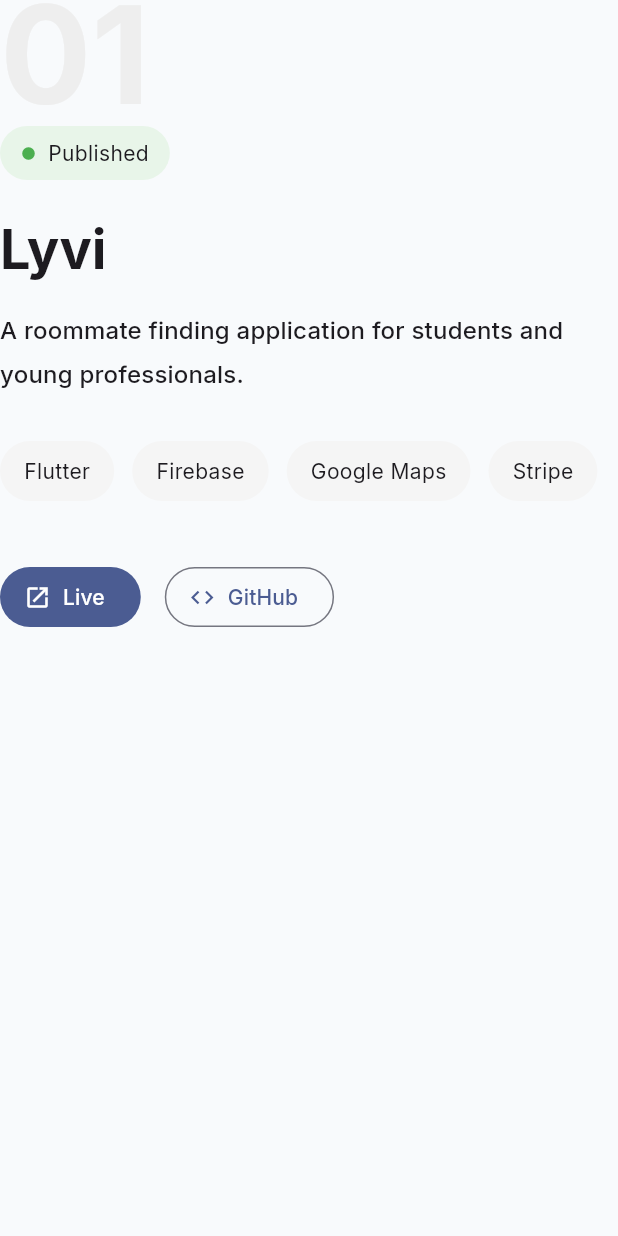
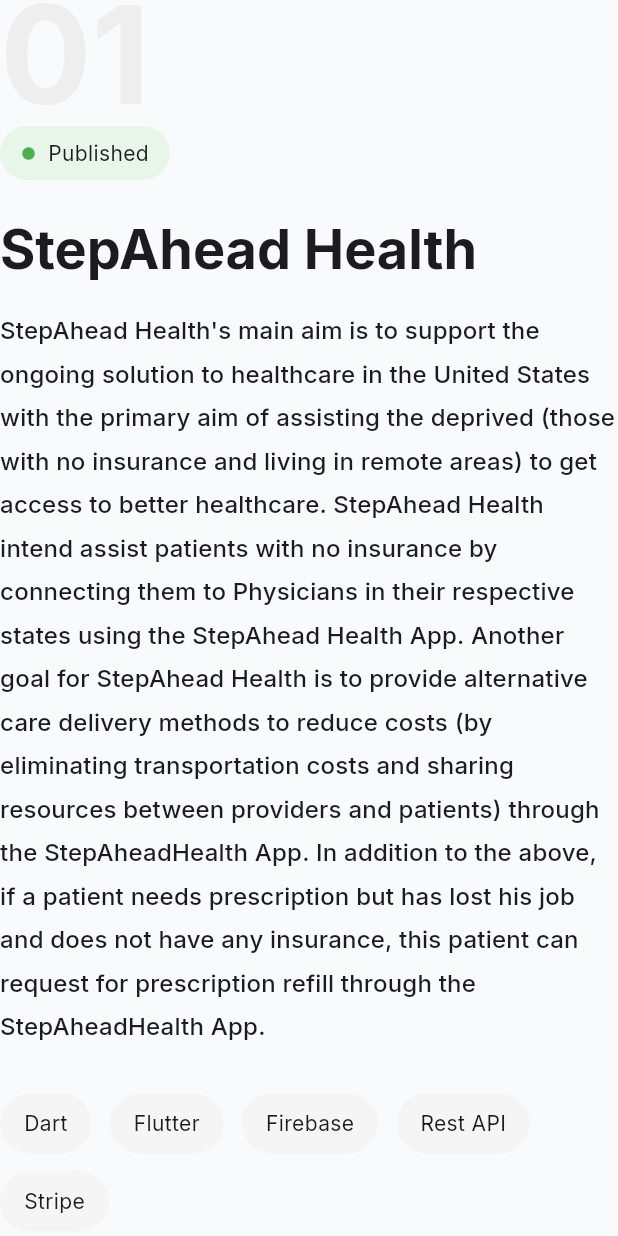
Before and after one commit to Dev-SohelRana/sohelrana-portfolio, a Flutter app: the _ProjectContent widget shown alone on an empty page, opened directly with sample values from the repository, on a phone screen of 412 x 824 dp. Run offline on Flutter 3.47's test engine with Material 3 defaults, Android fonts, the phone set to English and light mode, and no system bars; our stand-ins replace cached_network_image, google_fonts; missing offline and left inert: dart:html; network calls fail.

Commit message:
update project

```diff
--- a/lib/constants/experience_data.dart
+++ b/lib/constants/experience_data.dart
@@ -14,7 +14,7 @@
     ExperienceModel(
       position: "Flutter Developer Intern",
       company: "CodeCell Limited",
-      duration: "September 2024 - March 2025",
+      duration: "October 2024 - March 2025",
       description:
           "Developed production-ready mobile applications for international clients using Flutter, REST APIs, Google Maps, Stripe and Firebase.",
     ),
--- a/lib/constants/project_data.dart
+++ b/lib/constants/project_data.dart
@@ -6,54 +6,58 @@
   static const projects = [
     ProjectModel(
       number: "01",
-
-      title: "Lyvi",
-
+      title: "StepAhead Health",
       published: true,
-
-      screenshots: [AppImages.lovewell, AppImages.lovewell, AppImages.lovewell],
-      // published: true,
-      // number: "01",
-      playStoreUrl: '',
-      appStoreUrl: "",
-      // title: "Lyvi",
+      screenshots: [
+        AppImages.stepAhead,
+        AppImages.stepAheadGoogle,
+        AppImages.stepAheadApple,
+      ],
+      playStoreUrl:
+          'https://play.google.com/store/apps/details?id=com.stepaheadhealth.app&pcampaignid=web_share',
+      appStoreUrl:
+          "https://apps.apple.com/us/app/stepahead-health/id6444579218",
       description:
-          "A roommate finding application for students and young professionals.",
-      // image: AppImages.lovewell,
-      technologies: ["Flutter", "Firebase", "Google Maps", "Stripe"],
-      githubUrl: "",
+          "StepAhead Health's main aim is to support the ongoing solution to healthcare in the United States with the primary aim of assisting the deprived (those with no insurance and living in remote areas) to get access to better healthcare. StepAhead Health intend assist patients with no insurance by connecting them to Physicians in their respective states using the StepAhead Health App. Another goal for StepAhead Health is to provide alternative care delivery methods to reduce costs (by eliminating transportation costs and sharing resources between providers and patients) through the StepAheadHealth App. In addition to the above, if a patient needs prescription but has lost his job and does not have any insurance, this patient can request for prescription refill through the StepAheadHealth App.",
+      technologies: ["Dart", "Flutter", "Firebase", "Rest API", "Stripe"],
+      // githubUrl: "",
     ),
 
     ProjectModel(
       published: true,
       number: "02",
-      playStoreUrl: '',
-      appStoreUrl: "",
-      title: "JackJaron",
+      playStoreUrl:
+          'https://play.google.com/store/apps/details?id=com.app.randomhabit',
+      appStoreUrl: "https://apps.apple.com/us/app/random-habit/id6759515256",
+      title: "Random Habit",
       description:
-          "Fitness tracking application with Google Maps and route management.",
+          "Random Habit is a unique habit-building app designed around how your brain actually creates lasting change. Instead of fixed schedules and streaks, it uses random reminders to help you complete one small action at a time, making habits easier to build and maintain. Whether you want to improve your fitness, mindfulness, confidence, or daily routines, Random Habit helps you create meaningful, long-term behaviour change—without guilt, pressure, or subscriptions. One small step, repeated consistently, can transform your life.",
+      screenshots: [
+        AppImages.randomHabit,
+        AppImages.randomHabitGoogle,
+        AppImages.randomHabitApple,
+      ],
 
-      // image: AppImages.lovewell,
-      screenshots: [AppImages.lovewell, AppImages.lovewell, AppImages.lovewell],
-
-      technologies: ["Flutter", "Google Maps", "REST API"],
-      githubUrl: "",
+      technologies: ["Flutter", "Firebase", "REST API"],
+      // githubUrl: "",
     ),
 
     ProjectModel(
       published: true,
       number: "03",
-      playStoreUrl: '',
-      appStoreUrl: "",
-      title: "LoveWell Parenting",
+      playStoreUrl:
+          'https://play.google.com/store/apps/details?id=com.app.fabricrootz',
+      appStoreUrl: "https://apps.apple.com/us/app/fabricz/id6763974574",
+      title: "Fabricz",
       description:
-          "A parenting application helping families monitor children's development.",
-
-      // image: AppImages.lovewell,
-      screenshots: [AppImages.lovewell, AppImages.lovewell, AppImages.lovewell],
-
-      technologies: ["Flutter", "Firebase", "Provider"],
-      githubUrl: "",
+          "Fabric Rootz is a Brooklyn-based clothing company that produces clothing made for the formal or informal fashionista. We also specialize in fast local delivery and customer satisfaction globally.",
+      screenshots: [
+        AppImages.fabricz,
+        AppImages.fabriczGoogle,
+        AppImages.fabriczApple,
+      ],
+      technologies: ["Flutter", "Firebase", "Rest API", "Stripe"],
+      // githubUrl: "",
     ),
   ];
 }
--- a/lib/features/sections/projects/widget/project_card.dart
+++ b/lib/features/sections/projects/widget/project_card.dart
@@ -173,34 +173,6 @@
   }
 }
 
-// class _ProjectImage extends StatelessWidget {
-//   final String image;
-
-//   const _ProjectImage(this.image);
-
-//   @override
-//   Widget build(BuildContext context) {
-//     return Container(
-//       constraints: const BoxConstraints(maxWidth: 520),
-//       decoration: BoxDecoration(
-//         borderRadius: BorderRadius.circular(24),
-//         boxShadow: [
-//           BoxShadow(
-//             color: Colors.black.withOpacity(.08),
-//             blurRadius: 25,
-//             offset: const Offset(0, 15),
-//           ),
-//         ],
-//       ),
-//       clipBehavior: Clip.antiAlias,
-//       child: AspectRatio(
-//         aspectRatio: 16 / 9,
-//         child: Image.asset(image, fit: BoxFit.cover),
-//       ),
-//     );
-//   }
-// }
-
 class _ProjectContent extends StatelessWidget {
   final ProjectModel project;
 
@@ -256,15 +228,15 @@
             FilledButton.icon(
               onPressed: () {},
               icon: const Icon(Icons.launch),
-              label: const Text("Live"),
+              label: const Text("Play Store"),
             ),
 
             const SizedBox(width: 16),
 
-            OutlinedButton.icon(
+            FilledButton.icon(
               onPressed: () {},
-              icon: const Icon(Icons.code),
-              label: const Text("GitHub"),
+              icon: const Icon(Icons.launch),
+              label: const Text("App Store"),
             ),
           ],
         ),
@@ -272,6 +244,35 @@
     );
   }
 }
+
+// class _ProjectImage extends StatelessWidget {
+//   final String image;
+
+//   const _ProjectImage(this.image);
+
+//   @override
+//   Widget build(BuildContext context) {
+//     return Container(
+//       constraints: const BoxConstraints(maxWidth: 520),
+//       decoration: BoxDecoration(
+//         borderRadius: BorderRadius.circular(24),
+//         boxShadow: [
+//           BoxShadow(
+//             color: Colors.black.withOpacity(.08),
+//             blurRadius: 25,
+//             offset: const Offset(0, 15),
+//           ),
+//         ],
+//       ),
+//       clipBehavior: Clip.antiAlias,
+//       child: AspectRatio(
+//         aspectRatio: 16 / 9,
+//         child: Image.asset(image, fit: BoxFit.cover),
+//       ),
+//     );
+//   }
+// }
+
 // import 'package:flutter/material.dart';
 // import 'package:sohelrana_portfolio/models/project_model.dart';
 
--- a/lib/models/project_model.dart
+++ b/lib/models/project_model.dart
@@ -11,7 +11,7 @@
 
   final List<String> technologies;
 
-  final String githubUrl;
+  // final String githubUrl;
 
   final String playStoreUrl;
 
@@ -24,7 +24,7 @@
     required this.published,
     required this.screenshots,
     required this.technologies,
-    required this.githubUrl,
+    // required this.githubUrl,
     required this.playStoreUrl,
     required this.appStoreUrl,
   });
```
Also changed, not shown: lib/assets_helper/app_image.dart (+9 -0 lines), assets/images/fabriczApple.png (added), assets/images/fabriczGoogle.png (added), assets/images/randomHabitApple.png (added), assets/images/randomHabitGoogle.png (added), assets/images/stepAhead.png (added), assets/images/stepAheadApple.png (added), assets/images/stepAheadGoogle.png (added), 2 other files.
